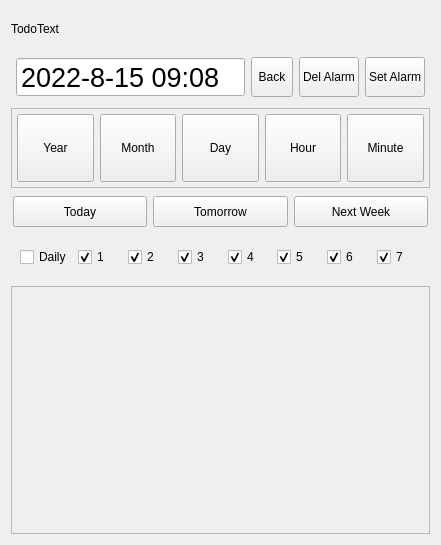
This is src/msgdialog.ui in ic005k/Knot-Legacy as Qt 5 draws it before an edit. The edited form follows.
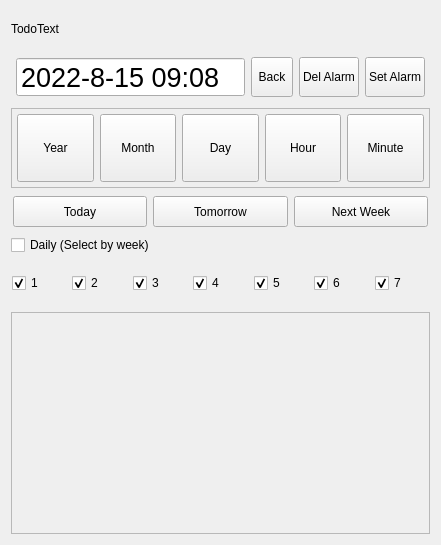
This is the edited form.

```diff
--- a/src/msgdialog.ui
+++ b/src/msgdialog.ui
@@ -334,6 +334,13 @@
      </layout>
     </widget>
    </item>
+   <item>
+    <widget class="QCheckBox" name="chkDaily">
+     <property name="text">
+      <string>Daily (Select by week)</string>
+     </property>
+    </widget>
+   </item>
    <item>
     <widget class="QFrame" name="frameDaily">
      <property name="maximumSize">
@@ -349,13 +356,18 @@
       <enum>QFrame::Raised</enum>
      </property>
      <layout class="QHBoxLayout" name="horizontalLayout_3">
-      <item>
-       <widget class="QCheckBox" name="chkDaily">
-        <property name="text">
-         <string>Daily</string>
-        </property>
-       </widget>
-      </item>
+      <property name="leftMargin">
+       <number>1</number>
+      </property>
+      <property name="topMargin">
+       <number>1</number>
+      </property>
+      <property name="rightMargin">
+       <number>1</number>
+      </property>
+      <property name="bottomMargin">
+       <number>1</number>
+      </property>
       <item>
        <widget class="QCheckBox" name="chk1">
         <property name="text">
```
